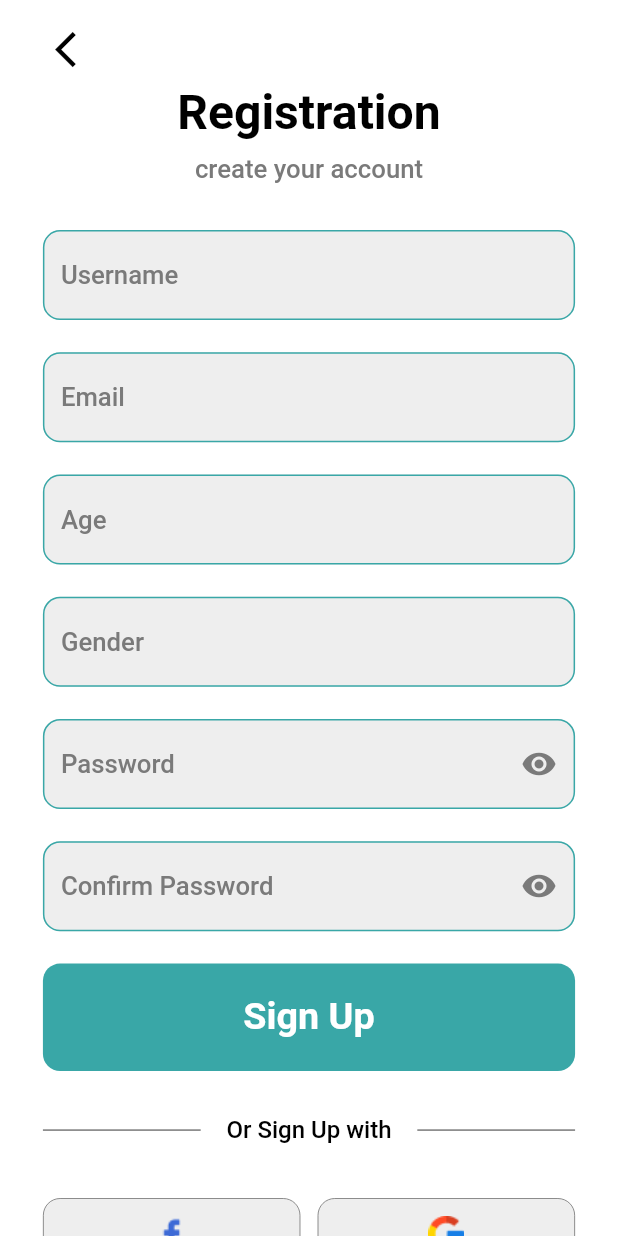
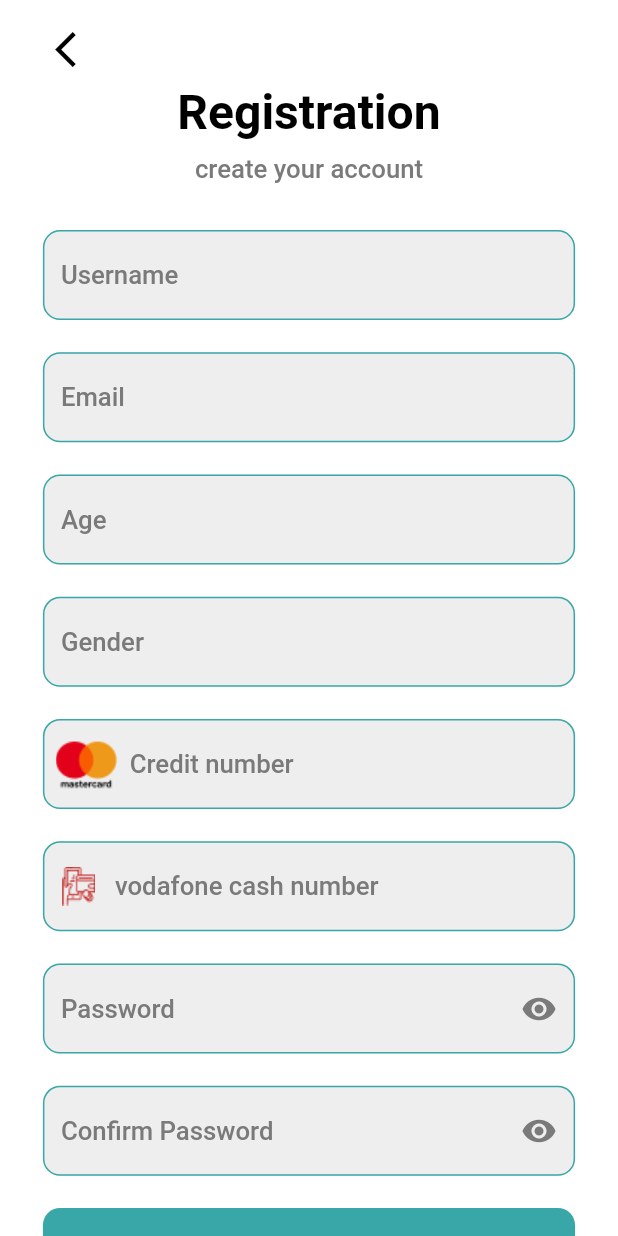
Before and after one commit to Euphoria-Team-Nutri-Mind-App-Website/NutriMind_Flutter, a Flutter app: the PatientSignUpScreen screen opened by its route, on a phone screen of 412 x 824 dp. Run offline on Flutter 3.47's test engine with Material 2 defaults, Android fonts, the phone set to English and light mode, and no system bars; our stand-ins replace animated_splash_screen, bloc, card_swiper, dropdown_button2, firebase_messaging, flutter_bloc and 6 more; missing offline and left inert: custom_clippers, flutter_verification_code; accounts and stored records are empty; Roboto replaces fonts that are missing (Poppins).

Commit message:
firebase notifications & patient sign up updates

```diff
--- a/lib/modules/blocs/auth_cubit/auth_cubit.dart
+++ b/lib/modules/blocs/auth_cubit/auth_cubit.dart
@@ -19,6 +19,8 @@ class AuthCubit extends Cubit<AuthState> {
     required String gender,
     required String password,
     required String password_confirmation,
+    required String vodafone_cash,
+    required String credit_card_number,
   }) async {
     emit(RegisterLoadingState());
     try {
@@ -36,6 +38,8 @@ class AuthCubit extends Cubit<AuthState> {
             'gender': gender,
             'password': password,
             'password_confirmation': password_confirmation,
+            'vodafone_cash' : vodafone_cash ,
+            'credit_card_number' : credit_card_number ,
           });
       var responseBody = jsonDecode(response.body);
       print(responseBody);
--- a/lib/modules/ui/Patient_screens/patient_auth_screens/patient_sign_up_screen.dart
+++ b/lib/modules/ui/Patient_screens/patient_auth_screens/patient_sign_up_screen.dart
@@ -1,4 +1,3 @@
-import 'package:flutter/cupertino.dart';
 import 'package:flutter/material.dart';
 import 'package:flutter_bloc/flutter_bloc.dart';
 import 'package:flutter_screenutil/flutter_screenutil.dart';
@@ -25,9 +24,12 @@ class _PatientSignUpScreenState extends State<PatientSignUpScreen> {
   final genderController = TextEditingController();
   final passwordController = TextEditingController();
   final confirmPasswordController = TextEditingController();
+  final vodafoneCashController = TextEditingController();
+  final creditCardNumberController = TextEditingController();
   final GlobalKey<FormState> formKey = GlobalKey<FormState>();
 
-  bool obscureText = false;
+  bool obscureText1 = false;
+  bool obscureText2 = false;
 
   @override
   Widget build(BuildContext context) {
@@ -60,7 +62,7 @@ class _PatientSignUpScreenState extends State<PatientSignUpScreen> {
       else if ( state is RegisterSuccessState )
       {
         Navigator.pop(context);
-        Navigator.pushReplacement(context, MaterialPageRoute(builder: (context)=> PatientSetTallScreen()));
+        Navigator.pushReplacement(context, MaterialPageRoute(builder: (context)=> const PatientSetTallScreen()));
       }
     },
     builder: (context, state) {
@@ -152,18 +154,54 @@ class _PatientSignUpScreenState extends State<PatientSignUpScreen> {
                     height: 18.h,
                   ),
                   MyTextField(
+                    controller: creditCardNumberController,
+                    prefixIcon: const Image(
+                      image: AssetImage(
+                        'assets/images/vecteezy.png',
+                      ),
+                    ),
+                    hintText: 'Credit number',
+                    obscureText: false,
+                    textType: TextInputType.phone,
+                  ),
+                  SizedBox(
+                    height: 18.h,
+                  ),
+                  MyTextField(
+                    controller: vodafoneCashController,
+                    prefixIcon: const Image(
+                      image: AssetImage(
+                        'assets/images/voda.png',
+                      ),
+                    ),
+                    hintText: 'vodafone cash number',
+                    obscureText: false,
+                    textType: TextInputType.phone,
+                      validator: (val) {
+                        if (val.isEmpty) {
+                          return "vodafone cash number must not be empty";
+                        }else if(val.length != 11){
+                          return "vodafone cash number must be 11 numbers";
+                        }else{
+                          return null;
+                        }
+                      }),
+                  SizedBox(
+                    height: 18.h,
+                  ),
+                  MyTextField(
                       controller: passwordController,
-                      textType: TextInputType.text,
+                      textType: TextInputType.phone,
                       hintText: 'Password',
-                      obscureText: false,
+                      obscureText: obscureText1,
                       suffixIcon: IconButton(
-                        icon: Icon(obscureText
+                        icon: Icon(obscureText1
                             ? Icons.visibility_off
                             : Icons.visibility),
                         color: MyColors.grey,
                         onPressed: () {
                           setState(() {
-                            obscureText = !obscureText;
+                            obscureText1 = !obscureText1;
                           });
                         },
                       ),
@@ -181,17 +219,17 @@ class _PatientSignUpScreenState extends State<PatientSignUpScreen> {
                   ),
                   MyTextField(
                       controller: confirmPasswordController,
-                      textType: TextInputType.text,
+                      textType: TextInputType.phone,
                       hintText: 'Confirm Password',
-                      obscureText: false,
+                      obscureText: obscureText2,
                       suffixIcon: IconButton(
-                        icon: Icon(obscureText
+                        icon: Icon(obscureText2
                             ? Icons.visibility_off
                             : Icons.visibility),
                         color: MyColors.grey,
                         onPressed: () {
                           setState(() {
-                            obscureText = !obscureText;
+                            obscureText2 = !obscureText2;
                           });
                         },
                       ),
@@ -217,6 +255,8 @@ class _PatientSignUpScreenState extends State<PatientSignUpScreen> {
                           password_confirmation:confirmPasswordController.text,
                           age:ageController.text,
                           gender: genderController.text,
+                          vodafone_cash: vodafoneCashController.text,
+                          credit_card_number:creditCardNumberController.text ,
                         );
                         //Navigator.pushNamed(context, 'PatientSetTallScreen');
                       }
--- a/lib/modules/ui/doctor_screens/doctor_auth_screen/doctor_sign_up_screen.dart
+++ b/lib/modules/ui/doctor_screens/doctor_auth_screen/doctor_sign_up_screen.dart
@@ -267,7 +267,7 @@ class _DoctorSignUpScreenState extends State<DoctorSignUpScreen> {
                       SizedBox(height: 15.h),
                       SmallTextField(
                         controller: creditNumberController,
-                        prefixIcon: Image(
+                        prefixIcon: const Image(
                           image: AssetImage(
                             'assets/images/vecteezy.png',
                           ),
@@ -281,7 +281,7 @@ class _DoctorSignUpScreenState extends State<DoctorSignUpScreen> {
                       ),
                       SmallTextField(
                         controller: vodafoneCashNumberController,
-                        prefixIcon: Image(
+                        prefixIcon: const Image(
                           image: AssetImage(
                             'assets/images/voda.png',
                           ),
--- a/lib/shared/widgets/screens_widgets.dart
+++ b/lib/shared/widgets/screens_widgets.dart
@@ -7,6 +7,7 @@ class MyTextField extends StatelessWidget {
   final controller;
   final validator;
   final suffixIcon;
+  final prefixIcon;
   final textType;
   final String hintText;
   final bool obscureText;
@@ -17,6 +18,7 @@ class MyTextField extends StatelessWidget {
     required this.obscureText,
     this.controller,
     this.suffixIcon,
+    this.prefixIcon,
     required this.textType,
     this.validator,
 
@@ -41,6 +43,7 @@ class MyTextField extends StatelessWidget {
         hintText: hintText,
         hintStyle: AppTextStyle().greyText,
         suffixIcon: suffixIcon,
+        prefixIcon: prefixIcon,
       )
     );
   }
--- a/pubspec.yaml
+++ b/pubspec.yaml
@@ -36,6 +36,9 @@ dependencies:
   dropdown_button2: ^2.3.9
   connectivity_plus: ^4.0.2
   circular_chart_flutter: ^0.0.2
+  firebase_core: ^2.15.1
+  firebase_messaging: ^14.6.7
+
 
 
 
```
Also changed, not shown: lib/modules/ui/Patient_screens/patient_notifications/firebase_notifications.dart (added, +23 -0 lines), pubspec.lock, 7 other files.
